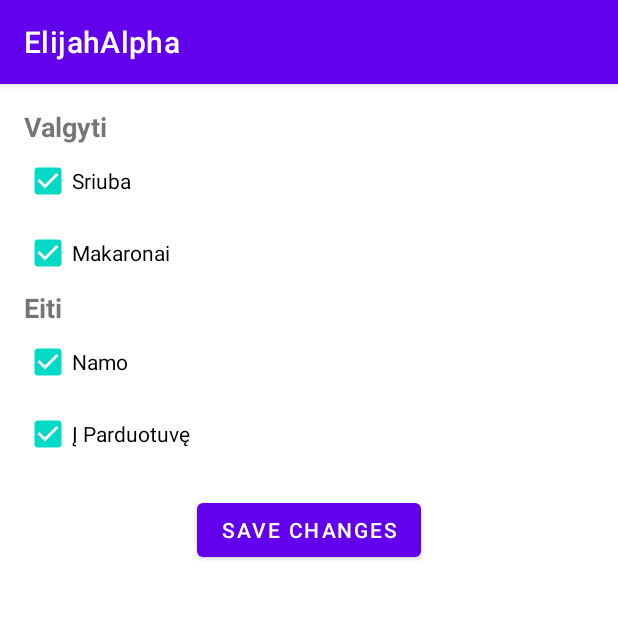
After one commit to angelinabriciene/ElijahAlpha, an Android app: the SettingsActivity screen opened directly, with no data from a screen before it, on a phone screen of 412 x 824 dp, the top half of it. The commit adds this screen. Run offline under Robolectric (Android 15) with nearby library versions, the phone set to English and light mode, and no system bars.

Commit message:
working app frame with selectable options to put on display

```diff
--- a/app/src/main/AndroidManifest.xml
+++ b/app/src/main/AndroidManifest.xml
@@ -21,6 +21,7 @@
                 <category android:name="android.intent.category.LAUNCHER" />
             </intent-filter>
         </activity>
+        <activity android:name=".SettingsActivity" />
     </application>
 
 </manifest>
--- /dev/null
+++ b/app/src/main/java/com/example/elijahalpha/SettingsActivity.java
@@ -0,0 +1,100 @@
+package com.example.elijahalpha;
+
+import android.content.Intent;
+import android.content.SharedPreferences;
+import android.os.Bundle;
+import android.widget.Button;
+import android.widget.CheckBox;
+import android.widget.Toast;
+
+import androidx.appcompat.app.AppCompatActivity;
+
+import java.util.HashSet;
+import java.util.Set;
+
+public class SettingsActivity extends AppCompatActivity {
+
+    private CheckBox checkboxSriuba, checkboxMakaronai, checkboxNamo, checkboxParduotuve;
+    private Button saveButton;
+
+    @Override
+    protected void onCreate(Bundle savedInstanceState) {
+        super.onCreate(savedInstanceState);
+        setContentView(R.layout.activity_settings);
+
+        // Initialize checkboxes
+        checkboxSriuba = findViewById(R.id.checkbox_sriuba);
+        checkboxMakaronai = findViewById(R.id.checkbox_makaronai);
+        checkboxNamo = findViewById(R.id.checkbox_namo);
+        checkboxParduotuve = findViewById(R.id.checkbox_parduotuve);
+        saveButton = findViewById(R.id.save_button);
+
+        // Load saved preferences
+        loadPreferences();
+
+        // Save button click listener
+        saveButton.setOnClickListener(v -> {
+            // Save selected options to shared preferences
+            saveSelectedOptions();
+
+            // Save preferences for checkboxes
+            savePreferences();
+
+            Toast.makeText(SettingsActivity.this, "Changes saved", Toast.LENGTH_SHORT).show();
+
+            // Return to the main activity
+            Intent intent = new Intent(SettingsActivity.this, MainActivity.class);
+            startActivity(intent);
+            finish();
+        });
+    }
+
+
+    private void loadPreferences() {
+        SharedPreferences sharedPreferences = getSharedPreferences("app_settings", MODE_PRIVATE);
+
+        checkboxSriuba.setChecked(sharedPreferences.getBoolean("sriuba_enabled", true));
+        checkboxMakaronai.setChecked(sharedPreferences.getBoolean("makaronai_enabled", true));
+        checkboxNamo.setChecked(sharedPreferences.getBoolean("namo_enabled", true));
+        checkboxParduotuve.setChecked(sharedPreferences.getBoolean("parduotuve_enabled", true));
+    }
+
+    private void savePreferences() {
+        SharedPreferences sharedPreferences = getSharedPreferences("app_settings", MODE_PRIVATE);
+        SharedPreferences.Editor editor = sharedPreferences.edit();
+
+        editor.putBoolean("sriuba_enabled", checkboxSriuba.isChecked());
+        editor.putBoolean("makaronai_enabled", checkboxMakaronai.isChecked());
+        editor.putBoolean("namo_enabled", checkboxNamo.isChecked());
+        editor.putBoolean("parduotuve_enabled", checkboxParduotuve.isChecked());
+
+        editor.apply();
+    }
+
+    private void saveSelectedOptions() {
+        SharedPreferences prefs = getSharedPreferences("PARENT_SETTINGS", MODE_PRIVATE);
+        SharedPreferences.Editor editor = prefs.edit();
+
+        // Save selected options for "Valgyti"
+        Set<String> valgytiOptions = new HashSet<>();
+        if (checkboxSriuba.isChecked()) {
+            valgytiOptions.add("Sriuba");
+        }
+        if (checkboxMakaronai.isChecked()) {
+            valgytiOptions.add("Makaronai");
+        }
+        editor.putStringSet("Valgyti", valgytiOptions);
+
+        // Save selected options for "Eiti"
+        Set<String> eitiOptions = new HashSet<>();
+        if (checkboxNamo.isChecked()) {
+            eitiOptions.add("Namo");
+        }
+        if (checkboxParduotuve.isChecked()) {
+            eitiOptions.add("Į Parduotuvę");
+        }
+        editor.putStringSet("Eiti", eitiOptions);
+
+        editor.apply();  // Save changes
+    }
+}
--- /dev/null
+++ b/app/src/main/res/layout/activity_settings.xml
@@ -0,0 +1,63 @@
+<?xml version="1.0" encoding="utf-8"?>
+<ScrollView xmlns:android="http://schemas.android.com/apk/res/android"
+    android:layout_width="match_parent"
+    android:layout_height="match_parent"
+    android:padding="16dp">
+
+    <LinearLayout
+        android:layout_width="match_parent"
+        android:layout_height="wrap_content"
+        android:orientation="vertical">
+
+        <!-- Valgyti options -->
+        <TextView
+            android:layout_width="wrap_content"
+            android:layout_height="wrap_content"
+            android:text="Valgyti"
+            android:textSize="18sp"
+            android:textStyle="bold" />
+
+        <CheckBox
+            android:id="@+id/checkbox_sriuba"
+            android:layout_width="wrap_content"
+            android:layout_height="wrap_content"
+            android:text="Sriuba" />
+
+        <CheckBox
+            android:id="@+id/checkbox_makaronai"
+            android:layout_width="wrap_content"
+            android:layout_height="wrap_content"
+            android:text="Makaronai" />
+
+        <!-- Eiti options -->
+        <TextView
+            android:layout_width="wrap_content"
+            android:layout_height="wrap_content"
+            android:text="Eiti"
+            android:textSize="18sp"
+            android:textStyle="bold" />
+
+        <CheckBox
+            android:id="@+id/checkbox_namo"
+            android:layout_width="wrap_content"
+            android:layout_height="wrap_content"
+            android:text="Namo" />
+
+        <CheckBox
+            android:id="@+id/checkbox_parduotuve"
+            android:layout_width="wrap_content"
+            android:layout_height="wrap_content"
+            android:text="Į Parduotuvę" />
+
+        <!-- Add more primary categories and options as needed -->
+
+        <Button
+            android:id="@+id/save_button"
+            android:layout_width="wrap_content"
+            android:layout_height="wrap_content"
+            android:text="Save Changes"
+            android:layout_gravity="center_horizontal"
+            android:layout_marginTop="16dp" />
+
+    </LinearLayout>
+</ScrollView>
```
Also changed, not shown: app/src/main/java/com/example/elijahalpha/MainActivity.java (+96 -107 lines), app/src/main/res/layout/activity_main.xml (+8 -0 lines).
